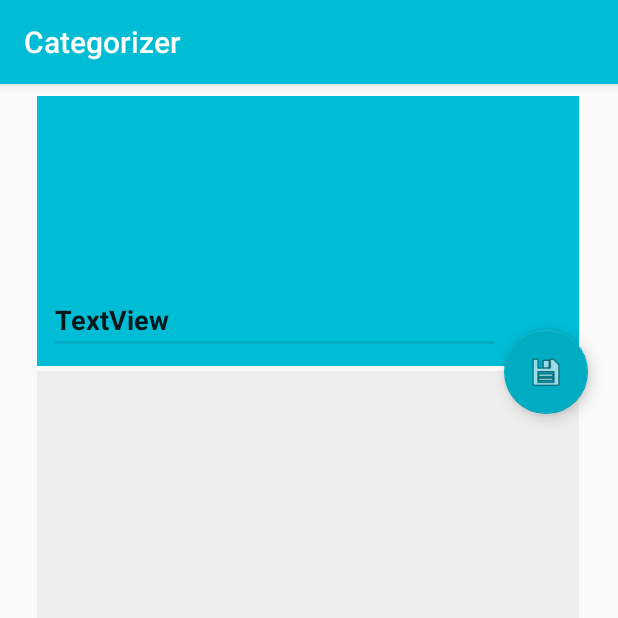
After one commit to kkussyk/android, an Android app: the ItemEditActivity screen opened directly, with no data from a screen before it, on a phone screen of 412 x 824 dp, the top half of it. The commit adds this screen. Run offline under Robolectric (Android 15) with nearby library versions, the phone set to English and light mode, and no system bars; 1 statement that could not run was skipped.

Commit message:
Item Bearbeitungsmenü erstellt, Objekt Austausch von Items ermöglicht, LongClick als Löschen Funktion, Click als Bearbeiten Funktion

```diff
--- a/app/build.gradle
+++ b/app/build.gradle
@@ -26,5 +26,6 @@ dependencies {
     })
     compile 'com.android.support:appcompat-v7:25.2.0'
     compile 'com.android.support.constraint:constraint-layout:1.0.2'
+    compile 'com.android.support:design:25.3.1'
     testCompile 'junit:junit:4.12'
 }
--- a/app/src/main/AndroidManifest.xml
+++ b/app/src/main/AndroidManifest.xml
@@ -16,6 +16,7 @@
                 <category android:name="android.intent.category.LAUNCHER" />
             </intent-filter>
         </activity>
+        <activity android:name=".ItemEditActivity"></activity>
     </application>
 
 </manifest>
--- /dev/null
+++ b/app/src/main/java/android/hochschule/com/categorizer/ItemEditActivity.java
@@ -0,0 +1,37 @@
+package android.hochschule.com.categorizer;
+
+import android.content.Intent;
+import android.support.design.widget.FloatingActionButton;
+import android.support.v7.app.AppCompatActivity;
+import android.os.Bundle;
+import android.view.View;
+import android.widget.EditText;
+
+public class ItemEditActivity extends AppCompatActivity {
+
+    private ItemClass item;
+    private EditText itemEditTitle;
+
+    @Override
+    protected void onCreate(Bundle savedInstanceState) {
+        super.onCreate(savedInstanceState);
+        setContentView(R.layout.activity_item_edit);
+
+        item = getIntent().getParcelableExtra("item");
+        itemEditTitle = (EditText) findViewById(R.id.itemTitleEdit);
+        itemEditTitle.setText(item.getName());
+
+        FloatingActionButton btnSave = (FloatingActionButton) findViewById(R.id.itemSave);
+        btnSave.setOnClickListener(new View.OnClickListener() {
+            @Override
+            public void onClick(View v) {
+                //******Hier noch Abfragen ob Item Name leer ist -> Dialog als Hinweis einfügen
+                item.setName(itemEditTitle.getText().toString());
+                Intent returnIntent = new Intent();
+                returnIntent.putExtra("result_item", item);
+                setResult(RESULT_OK, returnIntent);
+                finish();
+            }
+        });
+    }
+}
--- /dev/null
+++ b/app/src/main/res/layout/activity_item_edit.xml
@@ -0,0 +1,131 @@
+<?xml version="1.0" encoding="utf-8"?>
+<android.support.constraint.ConstraintLayout xmlns:android="http://schemas.android.com/apk/res/android"
+    xmlns:app="http://schemas.android.com/apk/res-auto"
+    xmlns:tools="http://schemas.android.com/tools"
+    android:layout_width="match_parent"
+    android:layout_height="match_parent"
+    tools:context="android.hochschule.com.categorizer.ItemEditActivity">
+
+    <View
+        android:id="@+id/headerItemEdit"
+        android:layout_width="0dp"
+        android:layout_height="0dp"
+        android:layout_marginLeft="8dp"
+        app:layout_constraintLeft_toLeftOf="@+id/guideline4"
+        app:layout_constraintTop_toTopOf="parent"
+        android:layout_marginTop="8dp"
+        android:layout_marginRight="8dp"
+        app:layout_constraintRight_toLeftOf="@+id/guideline5"
+        android:layout_marginStart="8dp"
+        android:layout_marginEnd="8dp"
+        app:layout_constraintHorizontal_bias="0.0"
+        android:layout_marginBottom="1dp"
+        app:layout_constraintBottom_toTopOf="@+id/guideline9"
+        android:background="@color/colorItemEditHeader"
+        app:layout_constraintVertical_bias="1.0" />
+
+    <android.support.constraint.Guideline
+        android:layout_width="wrap_content"
+        android:layout_height="wrap_content"
+        android:id="@+id/guideline4"
+        android:orientation="vertical"
+        app:layout_constraintGuide_percent="0.04"
+        tools:layout_editor_absoluteY="0dp"
+        tools:layout_editor_absoluteX="16dp" />
+
+    <android.support.constraint.Guideline
+        android:layout_width="wrap_content"
+        android:layout_height="wrap_content"
+        android:id="@+id/guideline5"
+        android:orientation="vertical"
+        app:layout_constraintGuide_percent="0.9557292"
+        tools:layout_editor_absoluteY="0dp"
+        tools:layout_editor_absoluteX="367dp" />
+
+    <android.support.design.widget.FloatingActionButton
+        android:id="@+id/itemSave"
+        android:layout_width="wrap_content"
+        android:layout_height="wrap_content"
+        android:layout_marginBottom="0dp"
+        android:layout_marginEnd="8dp"
+        android:layout_marginLeft="0dp"
+        android:layout_marginRight="0dp"
+        android:layout_marginTop="0dp"
+        android:clickable="true"
+        app:fabSize="normal"
+        app:layout_constraintBottom_toTopOf="@+id/guideline8"
+        app:layout_constraintLeft_toLeftOf="@+id/guideline6"
+        app:layout_constraintRight_toLeftOf="@+id/guideline5"
+        app:layout_constraintTop_toTopOf="@+id/guideline7"
+        app:srcCompat="@android:drawable/ic_menu_save" />
+
+    <android.support.constraint.Guideline
+        android:layout_width="wrap_content"
+        android:layout_height="wrap_content"
+        android:id="@+id/guideline6"
+        android:orientation="vertical"
+        app:layout_constraintGuide_percent="0.83"
+        tools:layout_editor_absoluteY="0dp"
+        tools:layout_editor_absoluteX="319dp" />
+
+    <android.support.constraint.Guideline
+        android:layout_width="wrap_content"
+        android:layout_height="wrap_content"
+        android:id="@+id/guideline7"
+        android:orientation="horizontal"
+        app:layout_constraintGuide_percent="0.21"
+        tools:layout_editor_absoluteY="108dp"
+        tools:layout_editor_absoluteX="0dp" />
+
+    <android.support.constraint.Guideline
+        android:layout_width="wrap_content"
+        android:layout_height="wrap_content"
+        android:id="@+id/guideline8"
+        android:orientation="horizontal"
+        app:layout_constraintGuide_percent="0.29"
+        tools:layout_editor_absoluteY="148dp"
+        tools:layout_editor_absoluteX="0dp" />
+
+    <View
+        android:id="@+id/itemContentView"
+        android:layout_width="0dp"
+        android:layout_height="0dp"
+        android:layout_marginBottom="2dp"
+        android:layout_marginEnd="8dp"
+        android:layout_marginLeft="8dp"
+        android:layout_marginRight="8dp"
+        android:layout_marginStart="8dp"
+        android:layout_marginTop="2dp"
+        android:background="@color/colorItemContentView"
+        app:layout_constraintBottom_toBottomOf="parent"
+        app:layout_constraintHorizontal_bias="0.0"
+        app:layout_constraintLeft_toLeftOf="@+id/guideline4"
+        app:layout_constraintRight_toLeftOf="@+id/guideline5"
+        app:layout_constraintTop_toTopOf="@+id/guideline9">
+
+    </View>
+
+    <android.support.constraint.Guideline
+        android:layout_width="wrap_content"
+        android:layout_height="wrap_content"
+        android:id="@+id/guideline9"
+        android:orientation="horizontal"
+        app:layout_constraintGuide_percent="0.24657534" />
+
+    <EditText
+        android:id="@+id/itemTitleEdit"
+        android:layout_width="0dp"
+        android:layout_height="0dp"
+        android:layout_marginBottom="8dp"
+        android:layout_marginLeft="8dp"
+        android:layout_marginRight="8dp"
+        android:layout_marginTop="32dp"
+        android:gravity="left|bottom"
+        android:text="TextView"
+        android:textStyle="bold"
+        app:layout_constraintBottom_toBottomOf="@+id/headerItemEdit"
+        app:layout_constraintLeft_toLeftOf="@+id/headerItemEdit"
+        app:layout_constraintRight_toLeftOf="@+id/guideline6"
+        app:layout_constraintTop_toTopOf="@+id/headerItemEdit" />
+
+</android.support.constraint.ConstraintLayout>
--- a/app/src/main/res/values/colors.xml
+++ b/app/src/main/res/values/colors.xml
@@ -2,6 +2,7 @@
 <resources>
     <color name="colorPrimary">#00bcd4</color>
     <color name="colorPrimaryDark">#00acc1</color>
-    <color name="colorAccent">@color/colorPrimary</color>
-    <color name="colorItemBackground">#e0f7fa</color>
+    <color name="colorAccent">@color/colorPrimaryDark</color>
+    <color name="colorItemEditHeader">@color/colorPrimary</color>
+    <color name="colorItemContentView">#eeeeee</color>
 </resources>
--- a/app/src/main/res/values/strings.xml
+++ b/app/src/main/res/values/strings.xml
@@ -2,5 +2,5 @@
     <string name="app_name">Categorizer</string>
     <string name="btn_yes">Ja</string>
     <string name="btn_no">Nein</string>
-    <string name="dialog_title_caution">Achtung</string>
+    <string name="dialog_title_delete">Löschen</string>
 </resources>
```
Also changed, not shown: app/src/main/java/android/hochschule/com/categorizer/ItemClass.java (+36 -1 lines), app/src/main/java/android/hochschule/com/categorizer/MainActivity.java (+51 -13 lines), app/src/main/java/android/hochschule/com/categorizer/MyAdapterClass.java (+1 -9 lines), app/src/main/res/layout/layout_child_item.xml (+1 -9 lines).
